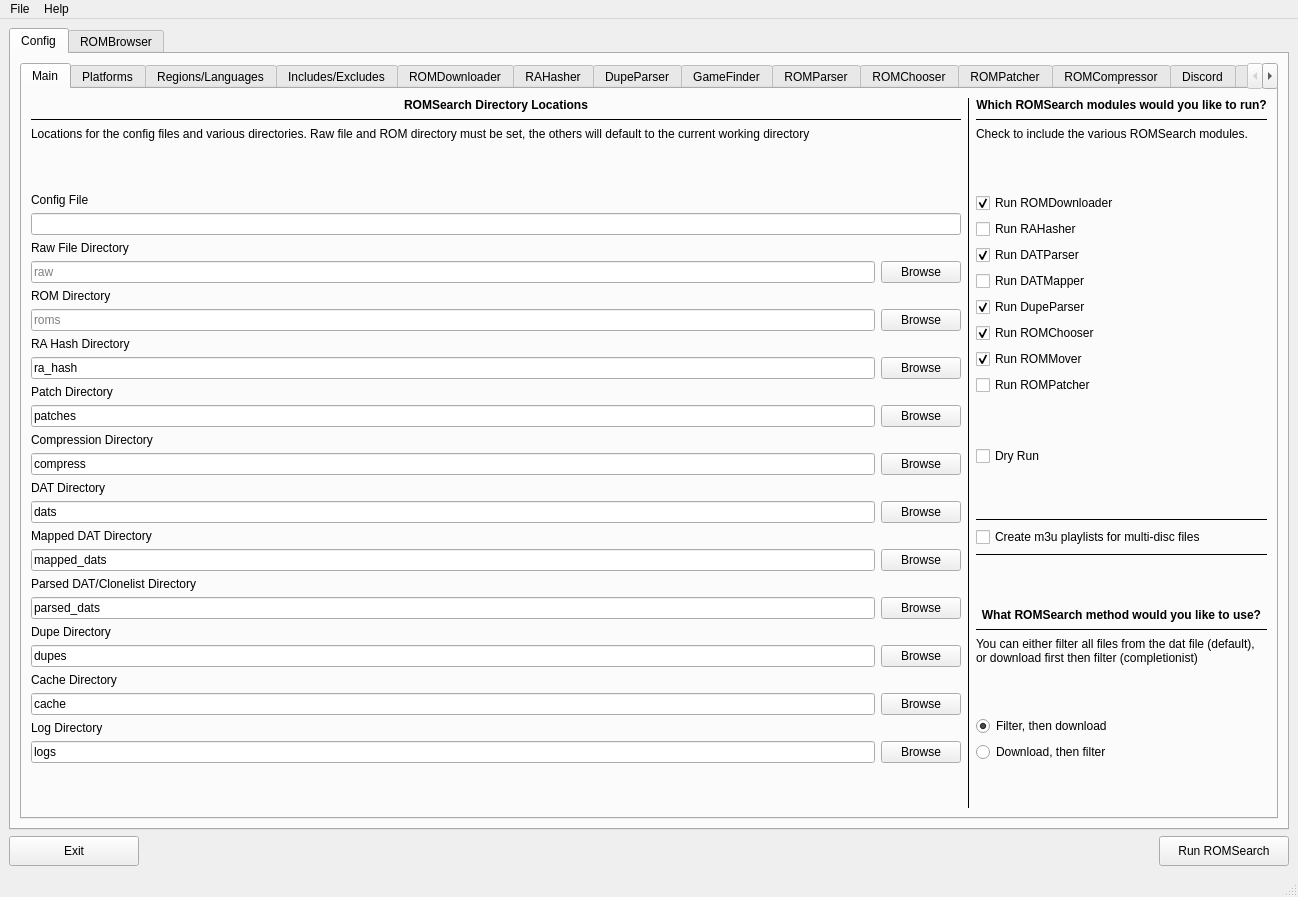
First picture: the form in romsearch/gui/layout_romsearch.ui, repository bbtufty/romsearch, before the edit.
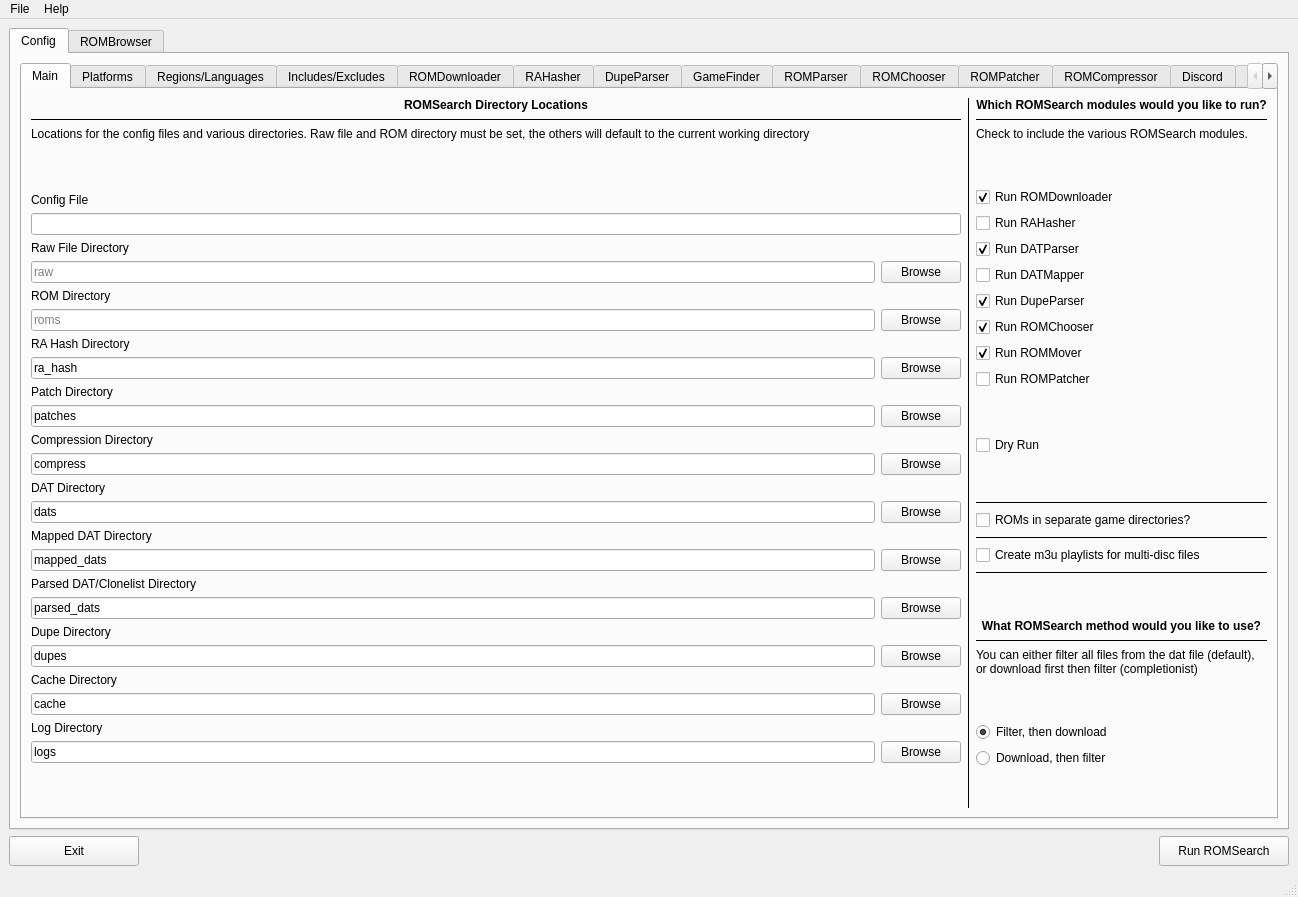
Second picture: the form after the edit.

Commit message:
Add option to not split ROMs into separate directories
- Added option to not split up ROMs into separate directories
- Add initial support for patch files with multiple subdirectories
- Ensure we don't grab translation patches from RA
- Update GUI
- Update docs

The edit to the form file:
```diff
--- a/romsearch/gui/layout_romsearch.ui
+++ b/romsearch/gui/layout_romsearch.ui
@@ -781,7 +781,30 @@
                    </spacer>
                   </item>
                   <item>
-                   <widget class="Line" name="lineConfigMultiDisc_2">
+                   <widget class="Line" name="lineConfigSeparateDirectoriesTop">
+                    <property name="frameShadow">
+                     <enum>QFrame::Shadow::Plain</enum>
+                    </property>
+                    <property name="orientation">
+                     <enum>Qt::Orientation::Horizontal</enum>
+                    </property>
+                   </widget>
+                  </item>
+                  <item>
+                   <widget class="QCheckBox" name="checkBoxConfigSeparateDirectories">
+                    <property name="statusTip">
+                     <string>Whether ROMs will be grouped into separate directories for each game</string>
+                    </property>
+                    <property name="text">
+                     <string>ROMs in separate game directories?</string>
+                    </property>
+                    <property name="checked">
+                     <bool>false</bool>
+                    </property>
+                   </widget>
+                  </item>
+                  <item>
+                   <widget class="Line" name="lineConfigMultiDiscTop">
                     <property name="frameShadow">
                      <enum>QFrame::Shadow::Plain</enum>
                     </property>
```
Left out of the diff: 2 changed lines with no effect on the pictures. The commit also changes 10 other files.
